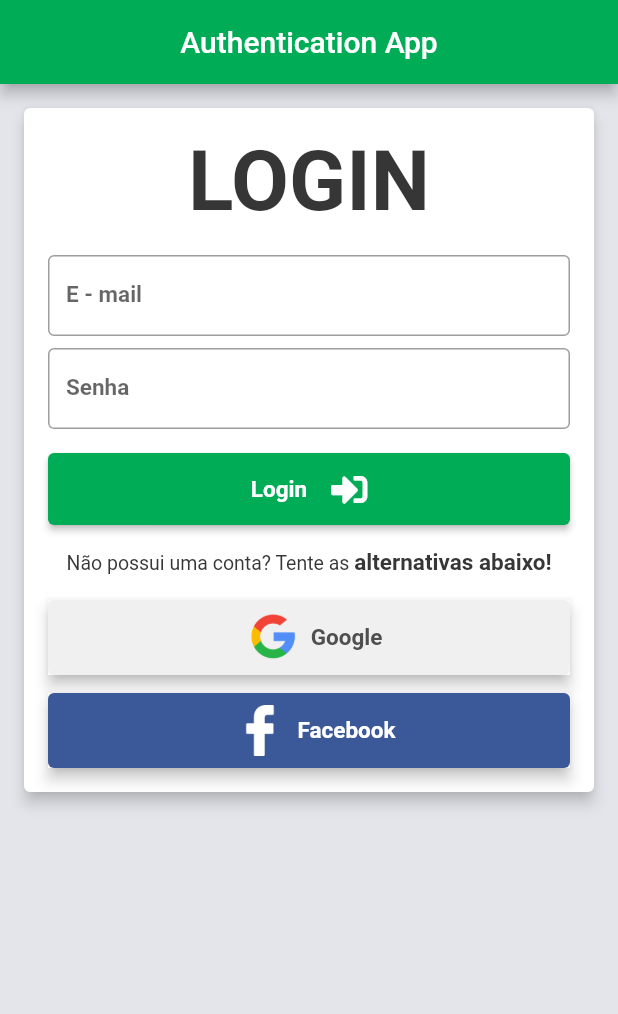
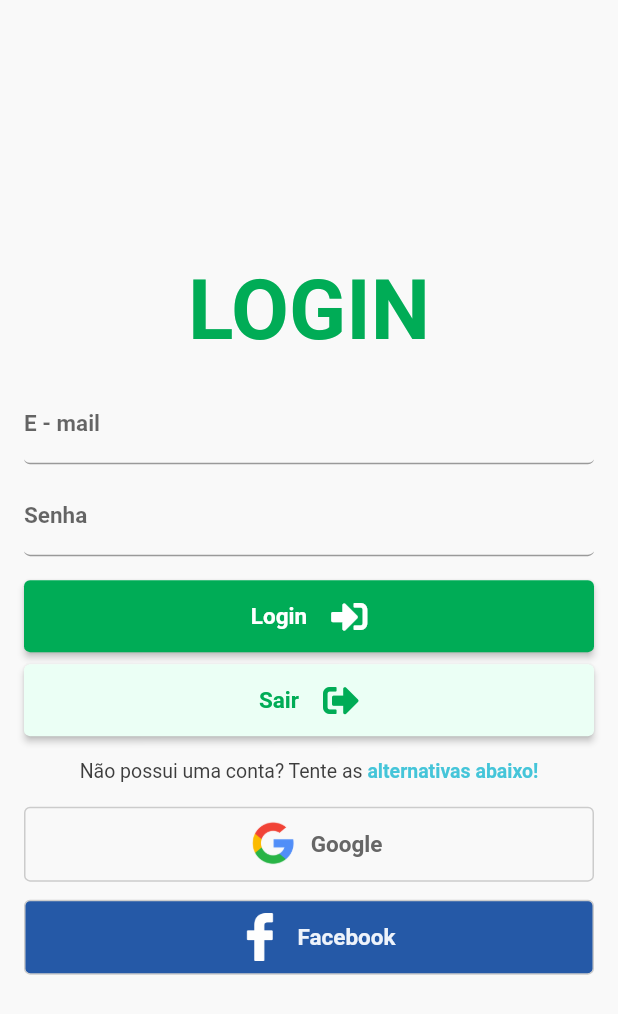
Before and after one commit to aquino-mael/authentication_app, a Flutter app: the screen it shows after launch, on a phone screen of 412 x 824 dp. Shown: the top 1014 px of the screen. Run offline on Flutter 3.47's test engine with Material 2 defaults, Android fonts, the phone set to English and light mode, and no system bars; our stand-ins replace firebase_auth, firebase_core, firebase_messaging, font_awesome_flutter, google_sign_in; missing offline and left inert: flutter_facebook_auth; accounts and stored records are empty.

Commit message:
change: visual do login

```diff
--- a/lib/main.dart
+++ b/lib/main.dart
@@ -15,46 +15,7 @@ class InitMyApp extends StatelessWidget {
   @override
   Widget build(BuildContext context) {
     return MaterialApp(
-      theme: ThemeData(
-        primaryColor: primary,
-        scaffoldBackgroundColor: background,
-        visualDensity: VisualDensity.comfortable,
-        textTheme: TextTheme(
-          // Theme para Text();
-          bodyText2: TextStyle(
-            fontWeight: FontWeight.bold,
-            fontSize: 15.0,
-            color: Color(0xFF363636),
-          ),
-          // Theme para labels
-          subtitle1: TextStyle(
-            fontWeight: FontWeight.bold,
-            fontSize: 15.0,
-          ),
-          // Theme para Text() no butão;
-          button:  TextStyle(
-            fontWeight: FontWeight.w700,
-            fontSize: 15.0,
-          ),
-        ),
-        cardTheme: CardTheme(
-          elevation: 4.0,
-          shadowColor: Color(0xFFCCCCCC),
-          margin: const EdgeInsets.all(16.0),
-          shape: RoundedRectangleBorder(
-            borderRadius: BorderRadius.circular(4.0),
-          ),
-        ),
-        buttonTheme: ButtonThemeData(
-          disabledColor: background,
-          buttonColor: primary,
-          textTheme: ButtonTextTheme.primary,
-          padding: const EdgeInsets.symmetric(vertical: 16.0, horizontal: 26.0),
-          shape: RoundedRectangleBorder(
-            borderRadius: BorderRadius.circular(4.0)
-          ),
-        ),
-      ),
+      theme: themeData,
       title: 'Authentication App',
       locale: Locale('pt', 'BR'),
       routes: routes,
--- /dev/null
+++ b/lib/src/common/commom_theme.dart
@@ -0,0 +1,44 @@
+import 'package:flutter/material.dart';
+import './common_colors.dart';
+
+final themeData = ThemeData(
+    primaryColor: primary,
+    scaffoldBackgroundColor: background,
+    visualDensity: VisualDensity.comfortable,
+    textTheme: TextTheme(
+      // Theme para Text();
+      bodyText2: TextStyle(
+        fontWeight: FontWeight.bold,
+        fontSize: 15.0,
+        color: Color(0xFF41393E),
+      ),
+      // Theme para labels
+      subtitle1: TextStyle(
+        fontWeight: FontWeight.bold,
+        fontSize: 15.0,
+      ),
+      // Theme para Text() no butão;
+      button:  TextStyle(
+        fontWeight: FontWeight.w700,
+        fontSize: 15.0,
+      ),
+    ),
+    cardTheme: CardTheme(
+      elevation: 4.0,
+      color: backgroundLigther,
+      shadowColor: Color(0xFFCCCCCC),
+      margin: const EdgeInsets.all(16.0),
+      shape: RoundedRectangleBorder(
+        borderRadius: BorderRadius.circular(4.0),
+      ),
+    ),
+    buttonTheme: ButtonThemeData(
+      disabledColor: background,
+      buttonColor: primary,
+      textTheme: ButtonTextTheme.primary,
+      padding: const EdgeInsets.symmetric(vertical: 16.0, horizontal: 26.0),
+      shape: RoundedRectangleBorder(
+        borderRadius: BorderRadius.circular(4.0)
+      ),
+    ),
+  );
--- a/lib/src/common/common.dart
+++ b/lib/src/common/common.dart
@@ -1,4 +1,5 @@
 export './common_routes.dart';
 export './common_colors.dart';
 export './common_user_infos.dart';
+export './commom_theme.dart';
 export './widgets/widgets.dart';
--- a/lib/src/common/common_colors.dart
+++ b/lib/src/common/common_colors.dart
@@ -1,5 +1,14 @@
 import 'package:flutter/material.dart';
 
 const primary = const Color(0xFF00AC56);
-const background = const Color(0xFFE4E5EB);
-const text = const Color(0xFF363636);
+const primaryLighter = const Color(0xFFEBFFF5);
+const secondary = const Color(0xFF2559A7);
+const secondaryLighter = const Color(0xFFEEF3FB);
+const background = const Color(0xFFF9F9F9);
+const backgroundLigther = const Color(0xFFFEFEFE);
+const backgroundInput = const Color(0xFFEBEBEB);
+const text = const Color(0xFF3D3D3D);
+const textLight = const Color(0xFF666666);
+const infosColor = const Color(0xFF45C5D9);
+const dangerColor = const Color(0xFFBF211E);
+const warningColor = const Color(0xFFF9E900);
--- a/lib/src/common/common_routes.dart
+++ b/lib/src/common/common_routes.dart
@@ -6,6 +6,7 @@ final navigatorKey = GlobalKey<NavigatorState>();
 final navigatorObserver = NavigatorObserver();
 
 Map<String, Widget Function(BuildContext)> routes = {
+  '/splash': (context) => SplashScreen(),
   '/login': (context) => Login(),
   '/home': (context) => Home(),
 };
--- a/lib/src/common/widgets/button.dart
+++ b/lib/src/common/widgets/button.dart
@@ -3,6 +3,7 @@ import 'package:flutter/material.dart';
 class Button extends StatelessWidget {
   final bool autofocus;
   final String text;
+  final Color textColor;
   final double radius;
   final Color color;
   final IconData icon;
@@ -12,6 +13,7 @@ class Button extends StatelessWidget {
     @required this.onPressed,
     @required this.text,
     this.color = const Color(0xFF00AC56),
+    this.textColor,
     this.autofocus = false,
     this.icon,
     this.radius = 4.0,
@@ -22,17 +24,21 @@ class Button extends StatelessWidget {
     return RaisedButton(
       onPressed: onPressed,
       autofocus: autofocus,
+      color: color,
       child: Row(
         mainAxisAlignment: MainAxisAlignment.center,
         children: <Widget>[
           Text(
             text,
+            style: TextStyle(
+              color: textColor
+            ),
           ),
           SizedBox(
             width: 16.0,
           ),
           icon != null
-            ? Icon(icon)
+            ? Icon(icon, color: textColor,)
             : Container(),
         ],
       ),
--- a/lib/src/common/widgets/input_text.dart
+++ b/lib/src/common/widgets/input_text.dart
@@ -1,21 +1,22 @@
 import 'package:flutter/material.dart';
+import '../common_colors.dart';
 
-class InputText extends StatefulWidget {
+class Input extends StatefulWidget {
   final bool autofocus;
   final bool autovalidate;
   final String labelText;
 
-  const InputText({
+  const Input({
     @required this.labelText,
     this.autofocus = false,
     this.autovalidate = false,
   });
 
   @override
-  _InputTextState createState() => _InputTextState();
+  _InputState createState() => _InputState();
 }
 
-class _InputTextState extends State<InputText> {
+class _InputState extends State<Input> {
   bool get autofocus => widget.autofocus;
   bool get autovalidate => widget.autovalidate;
   String get labelText => widget.labelText;
@@ -27,9 +28,8 @@ class _InputTextState extends State<InputText> {
       autovalidate: autovalidate,
       decoration: InputDecoration(
         labelText: labelText,
-        border: OutlineInputBorder(
+        border: UnderlineInputBorder(
           borderRadius: BorderRadius.circular(4.0),
-          gapPadding: 5.0
         ),
       ),
     );
--- a/lib/src/screens/login/login.dart
+++ b/lib/src/screens/login/login.dart
@@ -16,7 +16,6 @@ class _LoginState extends State<Login> {
   @override
   Widget build(BuildContext context) {
     return Scaffold(
-      appBar: _buildAppBar(),
       body: FutureBuilder(
         future: Firebase.initializeApp(name: 'authenticationApp'),
         builder: (context, snapshot) {
@@ -32,40 +31,32 @@ class _LoginState extends State<Login> {
     );
   }
 
-  PreferredSizeWidget _buildAppBar() {
-    return AppBar(
-      title: Text('Authentication App'),
-      centerTitle: true,
-    );
-  }
-
   Widget _buildBody() {
-    return ListView(
-      children: <Widget>[
-        Form(
-          child: Card(
+    return Form(
       child: Padding(
         padding: const EdgeInsets.all(16.0),
+        child: Center(
+          child: SingleChildScrollView(
             child: Column(
-                mainAxisSize: MainAxisSize.min,
               mainAxisAlignment: MainAxisAlignment.center,
               children: <Widget>[
                 Text(
                   'LOGIN',
                   style: TextStyle(
-                      fontSize: 56.0
+                    fontSize: 56.0,
+                    color: primary
                   ),
                 ),
                 SizedBox(
                   height: 16.0,
                 ),
-                  InputText(
+                Input(
                   labelText: 'E - mail',
                 ),
                 SizedBox(
                   height: 8.0,
                 ),
-                  InputText(
+                Input(
                   labelText: 'Senha',
                 ),
                 SizedBox(
@@ -77,6 +68,18 @@ class _LoginState extends State<Login> {
                   },
                   icon: FontAwesomeIcons.signInAlt,
                   text: 'Login',
+                ),
+                SizedBox(
+                  height: 8.0,
+                ),
+                Button(
+                  color: primaryLighter,
+                  textColor: primary,
+                  onPressed: () {
+                    Navigator.pop(context);
+                  },
+                  icon: FontAwesomeIcons.signOutAlt,
+                  text: 'Sair',
                 ),
                 SizedBox(
                   height: 16.0,
@@ -92,8 +95,9 @@ class _LoginState extends State<Login> {
                       TextSpan(
                         text: 'alternativas abaixo!',
                         style: TextStyle(
-                            fontSize: 15.0,
+                          fontSize: 13.0,
                           fontWeight: FontWeight.bold,
+                          color: infosColor,
                         )
                       ),
                     ]
@@ -104,9 +108,9 @@ class _LoginState extends State<Login> {
                 ),
                 _buildSocialLogin(
                   assets: 'assets/images/google.png',
-                    boxColor: Color(0xFFF0F0F0),
+                  boxColor: background,
                   text: 'Google',
-                    textColor: Color(0xFF4F4F4F),
+                  textColor: textLight,
                   padding: EdgeInsets.all(8.0),
                   onTap: () async {
                     appState = await _googleSignIn();
@@ -119,10 +123,10 @@ class _LoginState extends State<Login> {
                 ),
                 _buildSocialLogin(
                   assets: 'assets/images/facebook.png',
-                    boxColor: Color(0xFF3B5998),
-                    imageColor: Color(0xFFFFFFFF),
+                  boxColor: secondary,
+                  imageColor: backgroundLigther,
                   text: 'Facebook',
-                    textColor: Color(0xFFFFFFFF),
+                  textColor: secondaryLighter,
                   padding: EdgeInsets.all(8.0),
                   onTap: () async {
                     appState = await _facebookSignIn();
@@ -135,7 +139,6 @@ class _LoginState extends State<Login> {
           ),
         ),
       ),
-      ],
     );
   }
 
@@ -150,14 +153,16 @@ class _LoginState extends State<Login> {
   }) {
     return InkWell(
       onTap: onTap,
-      child: Material(
-        elevation: 4.0,
       child: Container(
         height: 50,
         padding: padding,
         decoration: BoxDecoration(
           color: boxColor,
           borderRadius: BorderRadius.circular(4.0),
+          border: Border.all(
+            width: 1.0,
+            color: Color(0xFFCCCCCC)
+          ),
         ),
         child: Center(
           child: Row(
@@ -179,7 +184,6 @@ class _LoginState extends State<Login> {
                 ),
               ),
             ],
-            ),
           ),
         ),
       ),
--- a/lib/src/screens/screens.dart
+++ b/lib/src/screens/screens.dart
@@ -1,2 +1,3 @@
 export './home/home.dart';
 export './login/login.dart';
+export './splash/splash_screen.dart';
--- /dev/null
+++ b/lib/src/screens/splash/splash_screen.dart
@@ -0,0 +1,34 @@
+import 'package:flutter/material.dart';
+
+class SplashScreen extends StatefulWidget {
+  @override
+  _SplashScreenState createState() => _SplashScreenState();
+}
+
+class _SplashScreenState extends State<SplashScreen> with SingleTickerProviderStateMixin {
+  AnimationController _controller1;
+
+  @override
+  void initState() {
+    super.initState();
+  }
+
+  @override
+  void dispose() {
+    super.dispose();
+    _controller1.dispose();
+  }
+
+  @override
+  Widget build(BuildContext context) {
+    return AnimatedBuilder(
+      animation: _controller1,
+      builder: (context, child) => FutureBuilder(
+        future: Future.delayed(Duration(seconds: 2)),
+        builder: (context, snapshot) {
+
+        },
+      ),
+    );
+  }
+}
```
Lines whose indentation alone changed are shown as unchanged.
